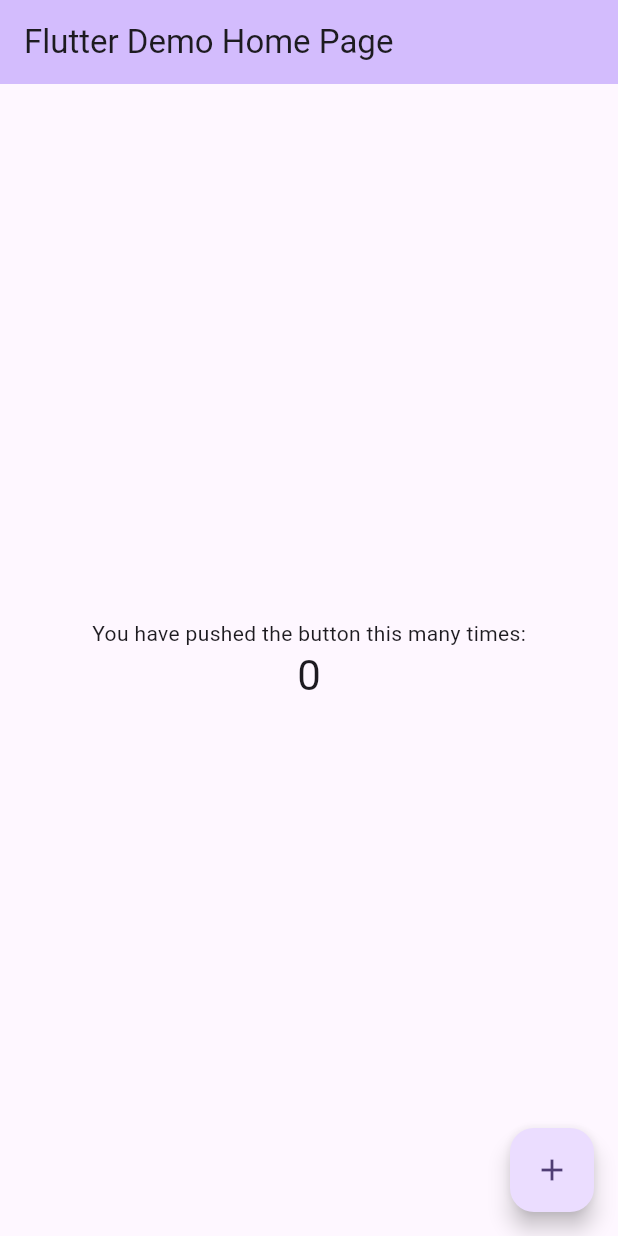
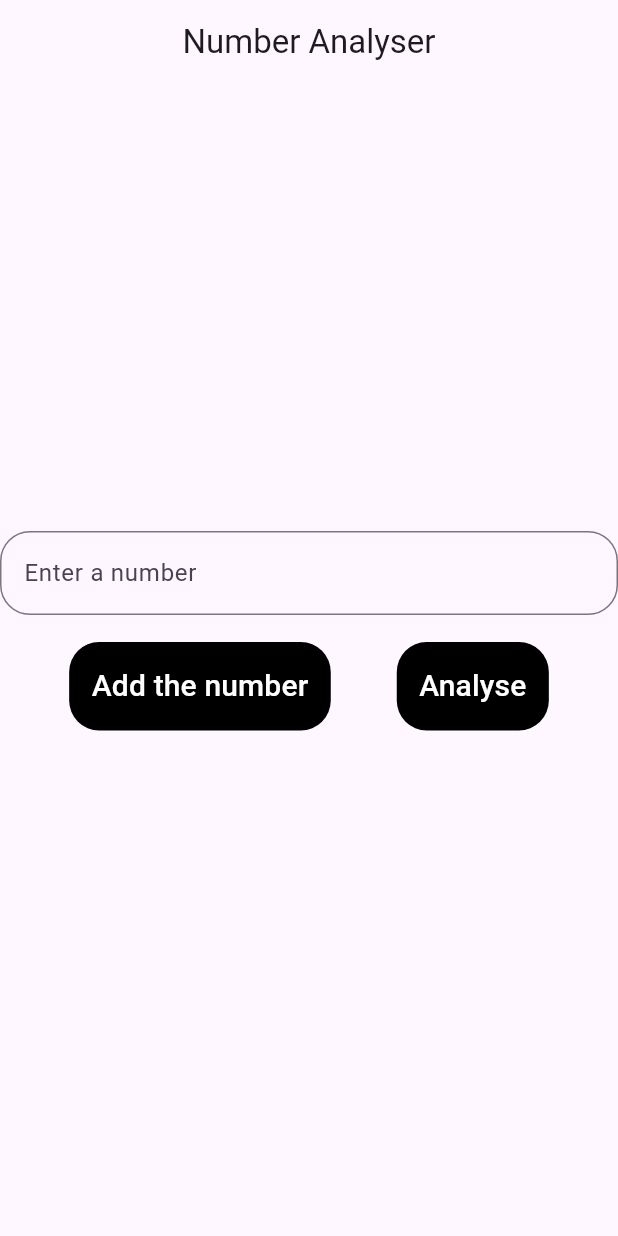
Before and after one commit to Yihun-Alemayehu/Number-Analyser, a Flutter app: the screen it shows after launch, on a phone screen of 412 x 824 dp. Run offline on Flutter 3.47's test engine with Material 2 defaults, Android fonts, the phone set to English and light mode, and no system bars.

Commit message:
First commit

```diff
--- a/lib/main.dart
+++ b/lib/main.dart
@@ -1,125 +1,155 @@
 import 'package:flutter/material.dart';
 
 void main() {
-  runApp(const MyApp());
+  runApp(MaterialApp(
+    debugShowCheckedModeBanner: false,
+    title: 'Flutter Demo',
+    theme: ThemeData(
+      colorScheme: ColorScheme.fromSeed(seedColor: Colors.deepPurple),
+      useMaterial3: true,
+    ),
+    home: const HomePage(),
+  ));
 }
 
-class MyApp extends StatelessWidget {
-  const MyApp({super.key});
+class HomePage extends StatefulWidget {
+  const HomePage({super.key});
 
-  // This widget is the root of your application.
   @override
-  Widget build(BuildContext context) {
-    return MaterialApp(
-      title: 'Flutter Demo',
-      theme: ThemeData(
-        // This is the theme of your application.
-        //
-        // TRY THIS: Try running your application with "flutter run". You'll see
-        // the application has a blue toolbar. Then, without quitting the app,
-        // try changing the seedColor in the colorScheme below to Colors.green
-        // and then invoke "hot reload" (save your changes or press the "hot
-        // reload" button in a Flutter-supported IDE, or press "r" if you used
-        // the command line to start the app).
-        //
-        // Notice that the counter didn't reset back to zero; the application
-        // state is not lost during the reload. To reset the state, use hot
-        // restart instead.
-        //
-        // This works for code too, not just values: Most code changes can be
-        // tested with just a hot reload.
-        colorScheme: ColorScheme.fromSeed(seedColor: Colors.deepPurple),
-        useMaterial3: true,
-      ),
-      home: const MyHomePage(title: 'Flutter Demo Home Page'),
-    );
-  }
+  State<HomePage> createState() => _HomePageState();
 }
 
-class MyHomePage extends StatefulWidget {
-  const MyHomePage({super.key, required this.title});
-
-  // This widget is the home page of your application. It is stateful, meaning
-  // that it has a State object (defined below) that contains fields that affect
-  // how it looks.
-
-  // This class is the configuration for the state. It holds the values (in this
-  // case the title) provided by the parent (in this case the App widget) and
-  // used by the build method of the State. Fields in a Widget subclass are
-  // always marked "final".
-
-  final String title;
+class _HomePageState extends State<HomePage> {
+  late TextEditingController textController = TextEditingController();
+  final List<int> numbers = [];
+  int? max;
+  int? min;
+  double? ave;
+  int? sum;
 
   @override
-  State<MyHomePage> createState() => _MyHomePageState();
-}
-
-class _MyHomePageState extends State<MyHomePage> {
-  int _counter = 0;
-
-  void _incrementCounter() {
-    setState(() {
-      // This call to setState tells the Flutter framework that something has
-      // changed in this State, which causes it to rerun the build method below
-      // so that the display can reflect the updated values. If we changed
-      // _counter without calling setState(), then the build method would not be
-      // called again, and so nothing would appear to happen.
-      _counter++;
-    });
+  void initState() {
+    super.initState();
+    textController = TextEditingController();
   }
 
   @override
   Widget build(BuildContext context) {
-    // This method is rerun every time setState is called, for instance as done
-    // by the _incrementCounter method above.
-    //
-    // The Flutter framework has been optimized to make rerunning build methods
-    // fast, so that you can just rebuild anything that needs updating rather
-    // than having to individually change instances of widgets.
     return Scaffold(
       appBar: AppBar(
-        // TRY THIS: Try changing the color here to a specific color (to
-        // Colors.amber, perhaps?) and trigger a hot reload to see the AppBar
-        // change color while the other colors stay the same.
-        backgroundColor: Theme.of(context).colorScheme.inversePrimary,
-        // Here we take the value from the MyHomePage object that was created by
-        // the App.build method, and use it to set our appbar title.
-        title: Text(widget.title),
+        title: const Text('Number Analyser'),
+        centerTitle: true,
       ),
-      body: Center(
-        // Center is a layout widget. It takes a single child and positions it
-        // in the middle of the parent.
-        child: Column(
-          // Column is also a layout widget. It takes a list of children and
-          // arranges them vertically. By default, it sizes itself to fit its
-          // children horizontally, and tries to be as tall as its parent.
-          //
-          // Column has various properties to control how it sizes itself and
-          // how it positions its children. Here we use mainAxisAlignment to
-          // center the children vertically; the main axis here is the vertical
-          // axis because Columns are vertical (the cross axis would be
-          // horizontal).
-          //
-          // TRY THIS: Invoke "debug painting" (choose the "Toggle Debug Paint"
-          // action in the IDE, or press "p" in the console), to see the
-          // wireframe for each widget.
+      body: Column(mainAxisAlignment: MainAxisAlignment.center, children: [
+        TextField(
+          controller: textController,
+          decoration: InputDecoration(
+              hintText: 'Enter a number',
+              border:
+                  OutlineInputBorder(borderRadius: BorderRadius.circular(20))),
+        ),
+        Row(
           mainAxisAlignment: MainAxisAlignment.center,
-          children: <Widget>[
-            const Text(
-              'You have pushed the button this many times:',
+          children: [
+            TextButton(
+              onPressed: () {
+                final number = int.parse(textController.text);
+                numbers.add(number);
+                textController.clear();
+              },
+              child: Container(
+                margin: const EdgeInsets.all(10),
+                padding: const EdgeInsets.all(15),
+                decoration: BoxDecoration(
+                  borderRadius: BorderRadius.circular(20),
+                  color: Colors.black,
+                ),
+                child: const Text(
+                  'Add the number',
+                  style: TextStyle(
+                    color: Colors.white,
+                    fontSize: 20,
+                  ),
+                ),
+              ),
             ),
-            Text(
-              '$_counter',
-              style: Theme.of(context).textTheme.headlineMedium,
+            TextButton(
+              onPressed: () {
+                max = findMaximum(numbers);
+                min = findMinimum(numbers);
+                sum = calculateSum(numbers);
+                ave = calculateAverage(numbers);
+              },
+              child: Container(
+                margin: const EdgeInsets.all(10),
+                padding: const EdgeInsets.all(15),
+                decoration: BoxDecoration(
+                  borderRadius: BorderRadius.circular(20),
+                  color: Colors.black,
+                ),
+                child: const Text(
+                  'Analyse',
+                  style: TextStyle(
+                    color: Colors.white,
+                    fontSize: 20,
+                  ),
+                ),
+              ),
             ),
           ],
         ),
-      ),
-      floatingActionButton: FloatingActionButton(
-        onPressed: _incrementCounter,
-        tooltip: 'Increment',
-        child: const Icon(Icons.add),
-      ), // This trailing comma makes auto-formatting nicer for build methods.
+        numbers.isNotEmpty
+            ? Container(
+                decoration:
+                    BoxDecoration(borderRadius: BorderRadius.circular(20)),
+                child: Column(
+                  crossAxisAlignment: CrossAxisAlignment.start,
+                  children: [
+                    Text('Maximum number = $max'),
+                    Text('Minimum number = $min'),
+                    Text('Sum of numbers = $sum'),
+                    Text('Average of numbers = $ave'),
+                  ],
+                ),
+              )
+            : const Text('')
+      ]),
     );
   }
+
+  int findMaximum(List<int> numbers) {
+    var max = numbers[0];
+    for (var i = 0; i < numbers.length; ++i) {
+      if (numbers[i] > max) {
+        max = numbers[i];
+      }
+    }
+    return max;
+  }
+
+  int findMinimum(List<int> numbers) {
+    var max = numbers[0];
+    for (var i = 0; i < numbers.length; ++i) {
+      if (numbers[i] < max) {
+        max = numbers[i];
+      }
+    }
+    return max;
+  }
+
+  int calculateSum(List<int> numbers) {
+    var sum = 0;
+    for (var i = 0; i < numbers.length; ++i) {
+      sum += numbers[i];
+    }
+    return sum;
+  }
+
+  double calculateAverage(List<int> numbers) {
+    var sum = 0;
+    for (var i = 0; i < numbers.length; ++i) {
+      sum += numbers[i];
+    }
+    return sum / numbers.length;
+  }
 }
```
